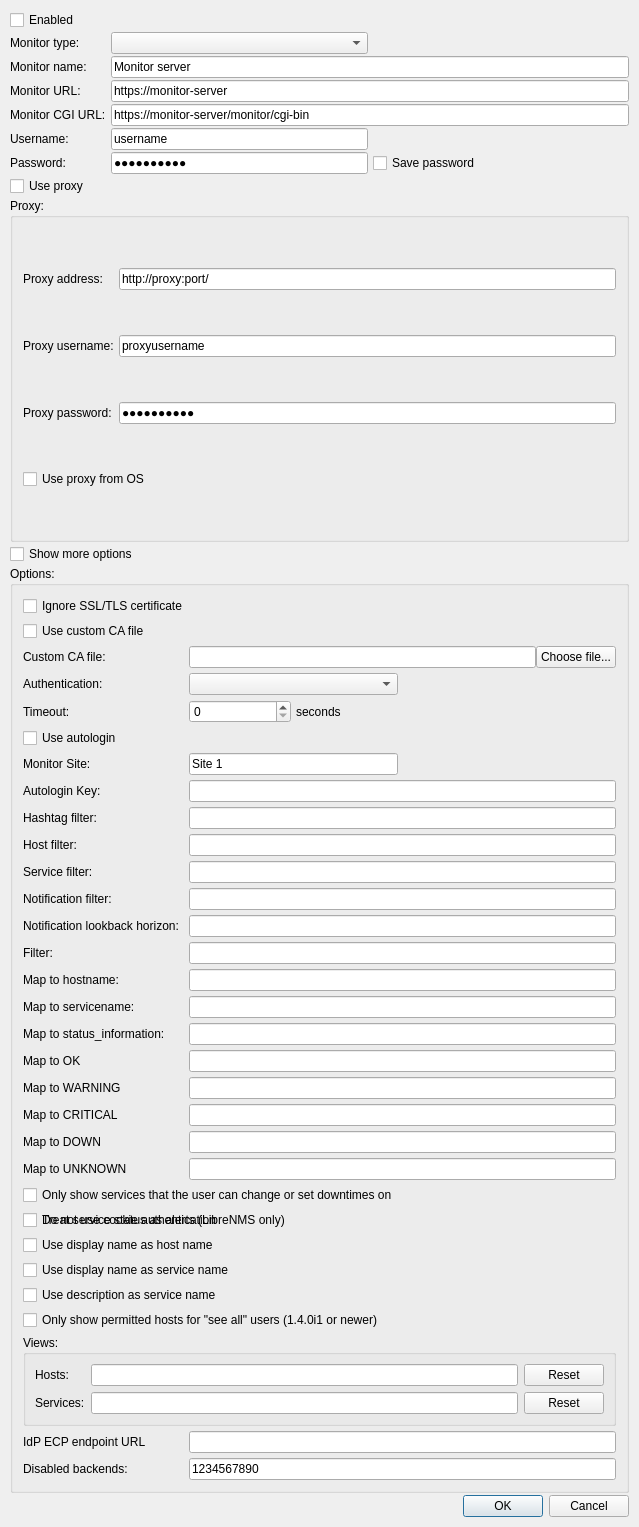
Old version of the form Nagstamon/resources/qui/settings_server.ui in the repository HenriWahl/Nagstamon.
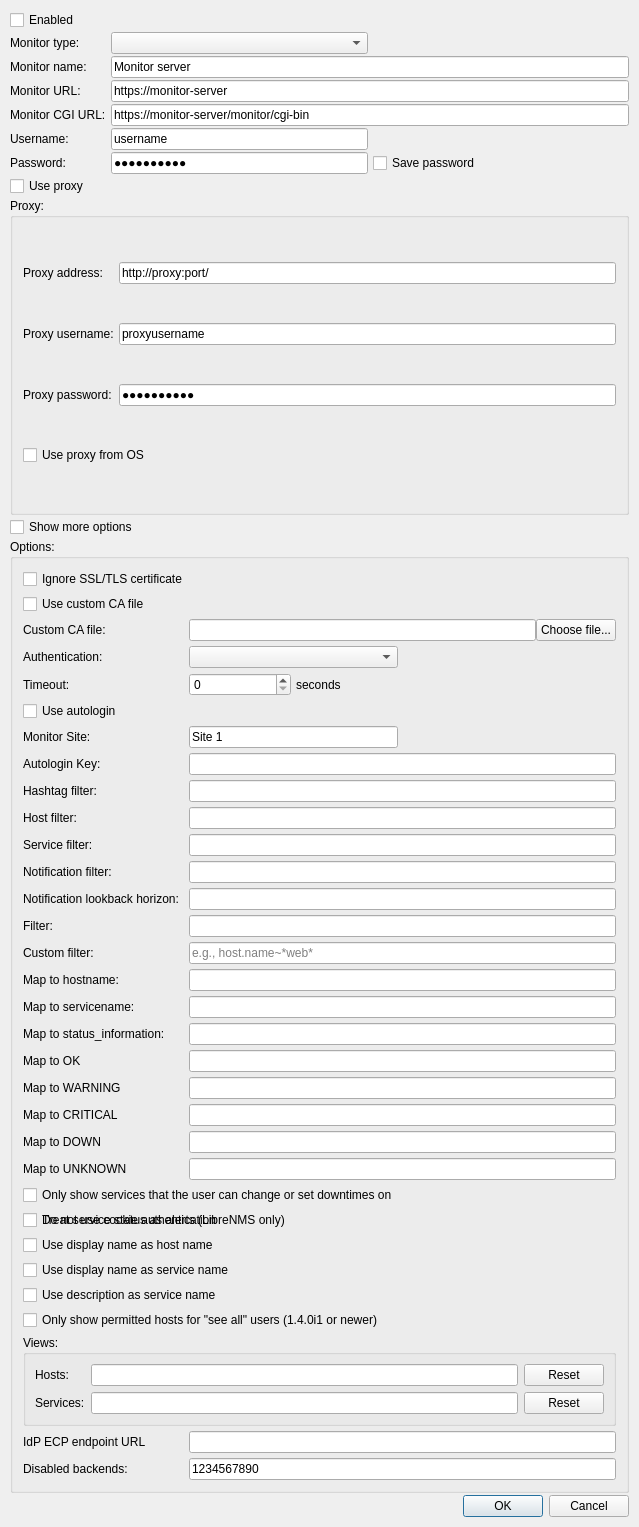
New version of the form.

Commit message:
Add custom filter support for IcingaDBWeb integration (#1167)
* Add custom filter support for IcingaDBWeb integration

* Remove debug output from IcingaDBWebServer class

Diff of the .ui file:
```diff
--- a/Nagstamon/resources/qui/settings_server.ui
+++ b/Nagstamon/resources/qui/settings_server.ui
@@ -754,6 +754,26 @@
         </property>
        </widget>
       </item>
+      <item row="17" column="1">
+       <widget class="QLabel" name="label_custom_filter">
+        <property name="sizePolicy">
+         <sizepolicy hsizetype="Minimum" vsizetype="Preferred">
+          <horstretch>0</horstretch>
+          <verstretch>0</verstretch>
+         </sizepolicy>
+        </property>
+        <property name="text">
+         <string>Custom filter:</string>
+        </property>
+       </widget>
+      </item>
+      <item row="17" column="2" colspan="2">
+       <widget class="QLineEdit" name="input_lineedit_custom_filter">
+        <property name="placeholderText">
+         <string>e.g., host.name~*web*</string>
+        </property>
+       </widget>
+      </item>
       <item row="29" column="1" colspan="2">
        <widget class="QCheckBox" name="input_checkbox_treat_services_as_alerts">
         <property name="text">
```
Left out of the diff: 1 changed line with no effect on the pictures. The commit also changes 5 other files.
